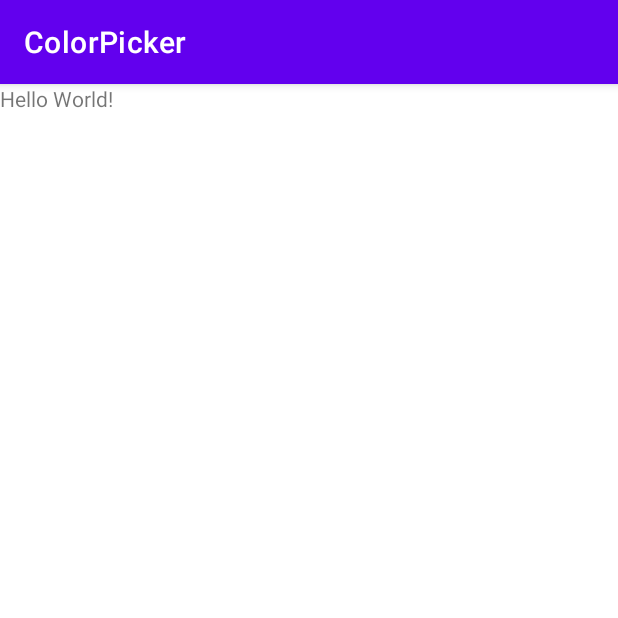
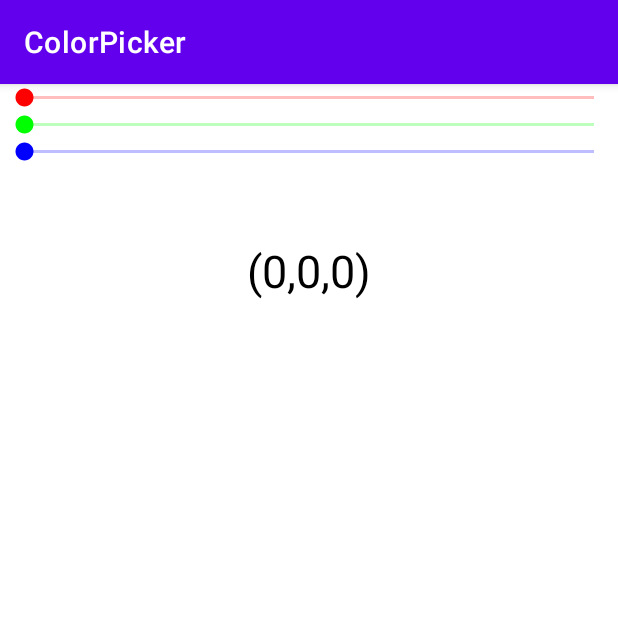
Before and after one commit to szaszabi7/Android_ColorPicker, an Android app: the screen it shows after launch (MainActivity), on a phone screen of 412 x 824 dp, the top half of it. Run offline under Robolectric (Android 15) with nearby library versions, the phone set to English and light mode, and no system bars.

Commit message:
SeekBarok, TextView hozzáadva

```diff
--- a/app/src/main/java/hu/petrik/MainActivity.kt
+++ b/app/src/main/java/hu/petrik/MainActivity.kt
@@ -2,8 +2,12 @@ package hu.petrik
 
 import androidx.appcompat.app.AppCompatActivity
 import android.os.Bundle
+import android.widget.SeekBar
+import android.widget.TextView
 
 class MainActivity : AppCompatActivity() {
+
+
     override fun onCreate(savedInstanceState: Bundle?) {
         super.onCreate(savedInstanceState)
         setContentView(R.layout.activity_main)
--- a/app/src/main/res/layout/activity_main.xml
+++ b/app/src/main/res/layout/activity_main.xml
@@ -7,13 +7,53 @@
     android:layout_height="match_parent"
     tools:context=".MainActivity">
 
-    <TextView
-        android:layout_width="wrap_content"
+
+    <SeekBar
+        android:id="@+id/red"
+        android:layout_width="match_parent"
         android:layout_height="wrap_content"
-        android:text="Hello World!"
-        app:layout_constraintBottom_toBottomOf="parent"
-        app:layout_constraintLeft_toLeftOf="parent"
-        app:layout_constraintRight_toRightOf="parent"
-        app:layout_constraintTop_toTopOf="parent" />
+        android:progressBackgroundTint="#F00"
+        android:progressTint="#F00"
+        android:thumbTint="#F00"
+        android:max="255"/>
+
+    <SeekBar
+        android:layout_width="match_parent"
+        android:layout_height="wrap_content"
+        android:id="@+id/green"
+        android:layout_below="@+id/red"
+        android:progressBackgroundTint="#0F0"
+        android:progressTint="#0F0"
+        android:thumbTint="#0F0"
+        android:max="255"/>
+
+    <SeekBar
+        android:layout_width="match_parent"
+        android:layout_height="wrap_content"
+        android:id="@+id/blue"
+        android:layout_below="@id/green"
+        android:progressBackgroundTint="#00F"
+        android:progressTint="#00F"
+        android:thumbTint="#00F"
+        android:max="255"/>
+
+    <RelativeLayout
+        android:layout_width="match_parent"
+        android:layout_height="wrap_content"
+        android:layout_below="@id/blue"
+        android:background="#FFF"
+        >
+
+        <TextView
+            android:layout_width="wrap_content"
+            android:layout_height="wrap_content"
+            android:id="@+id/text_view"
+            android:text="(0,0,0)"
+            android:textColor="#000"
+            android:layout_centerInParent="true"
+            android:padding="50sp"
+            android:textSize="30sp"/>
+
+    </RelativeLayout>
 
 </RelativeLayout>
```
